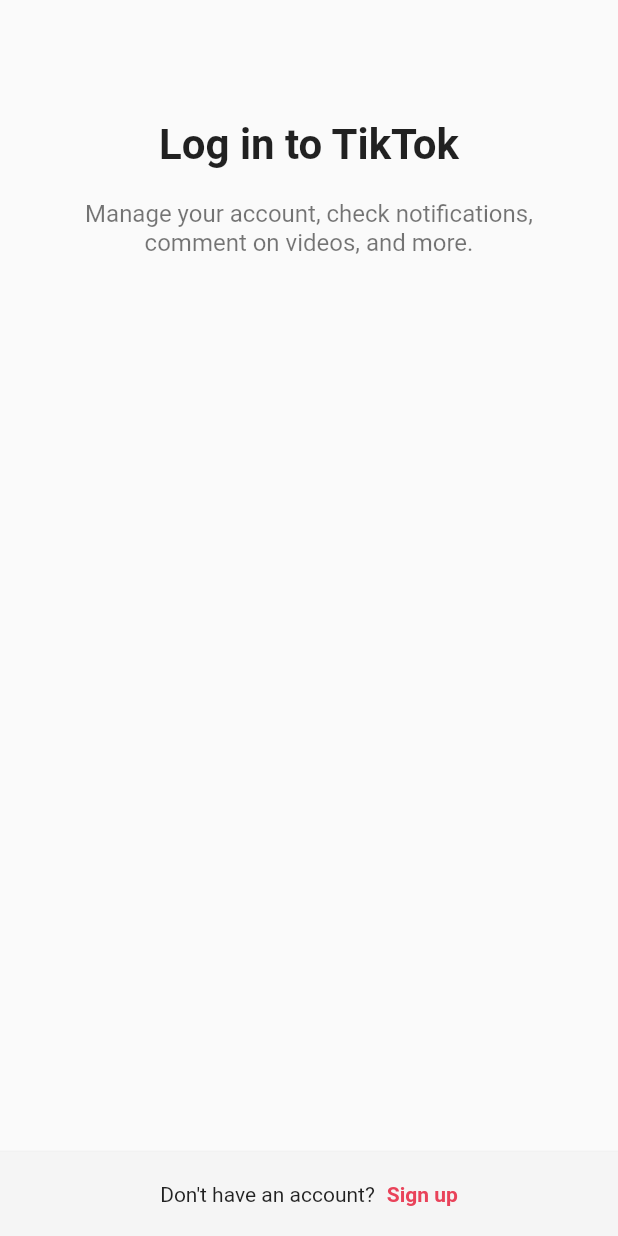
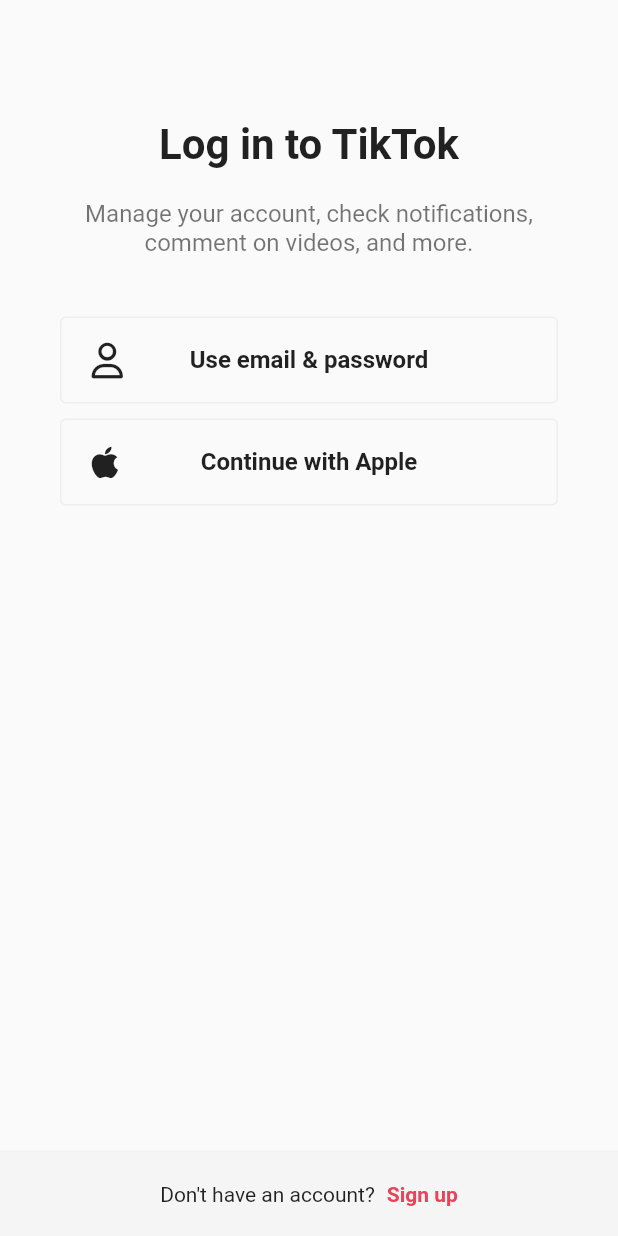
Before and after one commit to ChanGeunPark/Study_flutter_basics, a Flutter app: the screen it shows after launch, after a tap on "login now", on a phone screen of 412 x 824 dp. Run offline on Flutter 3.47's test engine with Material 2 defaults, Android fonts, the phone set to English and light mode, and no system bars; our stand-ins replace font_awesome_flutter.

Commit message:
U::login floor. email, password, birthday logic

```diff
--- a/lib/features/authentication/login.dart
+++ b/lib/features/authentication/login_screen.dart
@@ -1,6 +1,8 @@
 import 'package:flutter/material.dart';
+import 'package:font_awesome_flutter/font_awesome_flutter.dart';
 import 'package:tiktok_clone/constants/gaps.dart';
 import 'package:tiktok_clone/constants/sizes.dart';
+import 'package:tiktok_clone/features/authentication/widgets/auth_button.dart';
 
 class LoginScreen extends StatelessWidget {
   const LoginScreen({super.key});
@@ -35,6 +37,16 @@ class LoginScreen extends StatelessWidget {
                 ),
                 textAlign: TextAlign.center,
               ),
+              Gaps.v40,
+              AuthButton(
+                icon: FaIcon(FontAwesomeIcons.user),
+                text: "Use email & password",
+              ),
+              Gaps.v10,
+              AuthButton(
+                icon: FaIcon(FontAwesomeIcons.apple),
+                text: "Continue with Apple",
+              ),
             ],
           ),
         ),
--- a/lib/features/authentication/sign_up_screen.dart
+++ b/lib/features/authentication/sign_up_screen.dart
@@ -1,13 +1,15 @@
 import 'package:flutter/material.dart';
+import 'package:font_awesome_flutter/font_awesome_flutter.dart';
 import 'package:tiktok_clone/constants/gaps.dart';
 import 'package:tiktok_clone/constants/sizes.dart';
-import 'package:tiktok_clone/features/authentication/login.dart';
+import 'package:tiktok_clone/features/authentication/username_screen.dart';
+import 'package:tiktok_clone/features/authentication/login_screen.dart';
 import 'package:tiktok_clone/features/authentication/widgets/auth_button.dart';
 
 class SignUpScreen extends StatelessWidget {
   const SignUpScreen({super.key});
 
-  void onLoginTap(BuildContext context) {
+  void _onLoginTap(BuildContext context) {
     Navigator.of(context).push(
       MaterialPageRoute(
         builder: (context) => const LoginScreen(),
@@ -15,16 +17,27 @@ class SignUpScreen extends StatelessWidget {
     );
   }
 
+  void _onEmailTap(BuildContext context) {
+    Navigator.of(context).push(
+      MaterialPageRoute(
+        builder: (context) => const UsernameScreen(),
+      ),
+    );
+  }
+
   @override
   Widget build(BuildContext context) {
     return Scaffold(
+      // scaffold -> 화면 구성
+
+      backgroundColor: Colors.white,
       body: SafeArea(
         child: Padding(
           padding: const EdgeInsets.symmetric(horizontal: Sizes.size40),
           child: Column(
-            children: const [
+            children: [
               Gaps.v80,
-              Text(
+              const Text(
                 "Sign up for TikTok",
                 style: TextStyle(
                   fontSize: Sizes.size28,
@@ -32,7 +45,7 @@ class SignUpScreen extends StatelessWidget {
                 ),
               ),
               Gaps.v20,
-              Text(
+              const Text(
                 "Create a profile, follow other accounts, make your own videos, and more.",
                 style: TextStyle(
                   fontSize: Sizes.size16,
@@ -42,8 +55,18 @@ class SignUpScreen extends StatelessWidget {
                 textAlign: TextAlign.center,
               ),
               Gaps.v40,
-              AuthButton(text: "Use phone or email"),
-              AuthButton(text: "Continue with Apple"),
+              GestureDetector(
+                onTap: () => _onEmailTap(context),
+                child: const AuthButton(
+                  icon: FaIcon(FontAwesomeIcons.user),
+                  text: "Use email & password",
+                ),
+              ),
+              Gaps.v10,
+              const AuthButton(
+                icon: FaIcon(FontAwesomeIcons.apple),
+                text: "Continue with Apple",
+              ),
             ],
           ),
         ),
@@ -60,7 +83,7 @@ class SignUpScreen extends StatelessWidget {
               const Text("Already have an account?"),
               Gaps.h8,
               GestureDetector(
-                onTap: () => onLoginTap(context),
+                onTap: () => _onLoginTap(context),
                 child: Text(
                   "login now",
                   style: TextStyle(
--- a/lib/features/authentication/widgets/auth_button.dart
+++ b/lib/features/authentication/widgets/auth_button.dart
@@ -1,20 +1,27 @@
 import 'package:flutter/material.dart';
+import 'package:font_awesome_flutter/font_awesome_flutter.dart';
 import 'package:tiktok_clone/constants/sizes.dart';
 
 class AuthButton extends StatelessWidget {
   final String text;
+  final FaIcon icon;
 
-  const AuthButton({super.key, required this.text});
+  const AuthButton({
+    super.key,
+    required this.text,
+    required this.icon,
+  });
 
   @override
   Widget build(BuildContext context) {
     return FractionallySizedBox(
-      // 부모의 크기를 기준으로 자식의 크기를 정한다.
-      widthFactor: 1, // %로 정한다.
+      widthFactor: 1, // 부모의 크기를 기준으로 자식의 크기를 정한다. %로 정한다.
 
       child: Container(
-        padding:
-            const EdgeInsets.symmetric(vertical: Sizes.size16), // padding y-16
+        padding: const EdgeInsets.symmetric(
+          vertical: Sizes.size16,
+          horizontal: Sizes.size20,
+        ), // padding y-16
         decoration: BoxDecoration(
           borderRadius: BorderRadius.circular(Sizes.size4),
           border: Border.all(
@@ -22,7 +29,17 @@ class AuthButton extends StatelessWidget {
             width: Sizes.size1,
           ),
         ),
-        child: Text(
+        child: Stack(
+          // 자식 위젯을 겹쳐서 배치한다. 모든 자식들 absolute
+
+          alignment: Alignment.center,
+
+          children: [
+            Align(
+              alignment: Alignment.centerLeft,
+              child: icon,
+            ),
+            Text(
               text,
               textAlign: TextAlign.center,
               style: const TextStyle(
@@ -30,6 +47,8 @@ class AuthButton extends StatelessWidget {
                 fontWeight: FontWeight.w700,
               ),
             ),
+          ],
+        ),
       ),
     );
   }
--- a/lib/main.dart
+++ b/lib/main.dart
@@ -1,4 +1,5 @@
 import 'package:flutter/material.dart';
+import 'package:tiktok_clone/constants/sizes.dart';
 import 'package:tiktok_clone/features/authentication/sign_up_screen.dart';
 
 void main() {
@@ -12,7 +13,19 @@ class TikTokApp extends StatelessWidget {
   Widget build(BuildContext context) {
     return MaterialApp(
       title: 'TicTok Clone',
-      theme: ThemeData(primaryColor: const Color(0xFFE9435A)),
+      theme: ThemeData(
+          // 테마 설정
+          primaryColor: const Color(0xFFE9435A),
+          backgroundColor: Colors.white,
+          appBarTheme: const AppBarTheme(
+              foregroundColor: Colors.black, // 색상 (아이콘, 글자)
+              backgroundColor: Colors.white,
+              elevation: 0, // 그림자
+              titleTextStyle: TextStyle(
+                color: Colors.black,
+                fontSize: Sizes.size16 + Sizes.size2,
+                fontWeight: FontWeight.w700,
+              ))),
       home: const SignUpScreen(),
     );
   }
```
Also changed, not shown: lib/features/authentication/birthday_screen.dart (added, +121 -0 lines), lib/features/authentication/email_screen.dart (added, +124 -0 lines), lib/features/authentication/login_form_screen.dart (added, +12 -0 lines), lib/features/authentication/password_screen.dart (added, +170 -0 lines), lib/features/authentication/username_screen.dart (added, +108 -0 lines), lib/features/authentication/widgets/form_button.dart (added, +41 -0 lines), lib/features/onboarding/interests_screen.dart (added, +12 -0 lines). Lines whose indentation alone changed are shown as unchanged.
